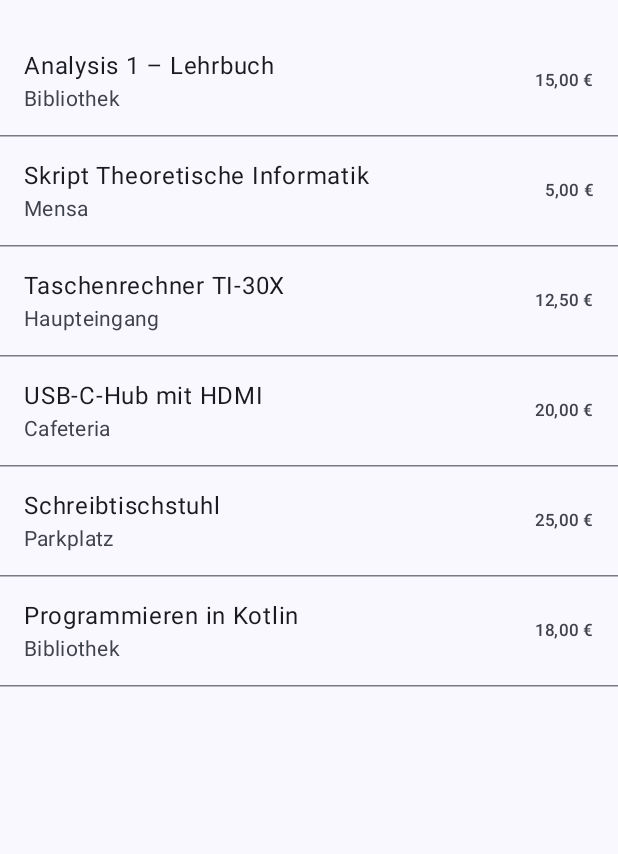
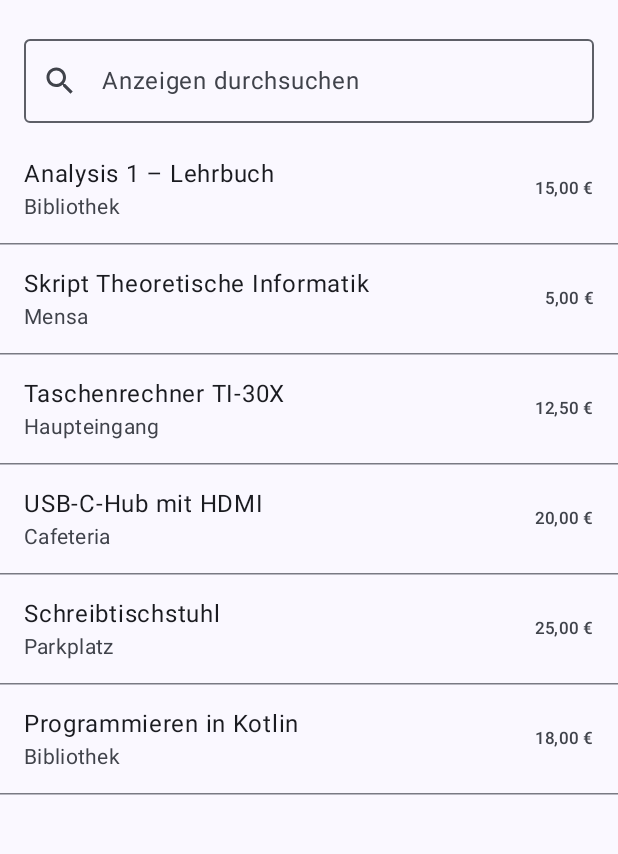
Before and after one commit to bennipauly/CampusMarket, an Android app built with Jetpack Compose: the screen it shows after launch (MainActivity), on a phone screen of 412 x 824 dp, the part 69-923 px from its top. Run offline under Robolectric (Android 15) with nearby library versions, the phone set to English and light mode, and no system bars; our stand-ins replace Room's generated code.

Commit message:
Suche in der Anzeigenliste mit JUnit-Tests

```diff
--- /dev/null
+++ b/app/src/main/java/com/example/campusmarket/logic/AdSearch.kt
@@ -0,0 +1,18 @@
+package com.example.campusmarket.logic
+
+import com.example.campusmarket.data.Ad
+
+// Reine Kotlin-Funktion ohne Android-Abhängigkeit, darum mit JUnit testbar.
+// Liefert alle Anzeigen, in deren Titel, Beschreibung oder Übergabeort der Suchtext vorkommt.
+// Groß-/Kleinschreibung ist egal. Ein leerer Suchtext liefert die ganze Liste.
+fun searchAds(ads: List<Ad>, query: String): List<Ad> {
+    val searchText = query.trim()
+    if (searchText.isEmpty()) {
+        return ads
+    }
+    return ads.filter { ad ->
+        ad.title.contains(searchText, ignoreCase = true) ||
+            ad.description.contains(searchText, ignoreCase = true) ||
+            ad.location.contains(searchText, ignoreCase = true)
+    }
+}
--- a/app/src/main/java/com/example/campusmarket/ui/adlist/AdListScreen.kt
+++ b/app/src/main/java/com/example/campusmarket/ui/adlist/AdListScreen.kt
@@ -5,14 +5,20 @@ import androidx.compose.foundation.layout.Arrangement
 import androidx.compose.foundation.layout.Box
 import androidx.compose.foundation.layout.Column
 import androidx.compose.foundation.layout.fillMaxSize
+import androidx.compose.foundation.layout.fillMaxWidth
 import androidx.compose.foundation.layout.padding
+import androidx.compose.foundation.text.KeyboardActions
+import androidx.compose.foundation.text.KeyboardOptions
 import androidx.compose.foundation.lazy.LazyColumn
 import androidx.compose.foundation.lazy.items
 import androidx.compose.material3.Button
 import androidx.compose.material3.CircularProgressIndicator
 import androidx.compose.material3.ExperimentalMaterial3Api
 import androidx.compose.material3.HorizontalDivider
+import androidx.compose.material3.Icon
+import androidx.compose.material3.IconButton
 import androidx.compose.material3.ListItem
+import androidx.compose.material3.OutlinedTextField
 import androidx.compose.material3.Scaffold
 import androidx.compose.material3.Text
 import androidx.compose.material3.TopAppBar
@@ -20,7 +26,10 @@ import androidx.compose.runtime.Composable
 import androidx.compose.runtime.getValue
 import androidx.compose.ui.Alignment
 import androidx.compose.ui.Modifier
+import androidx.compose.ui.platform.LocalFocusManager
+import androidx.compose.ui.res.painterResource
 import androidx.compose.ui.res.stringResource
+import androidx.compose.ui.text.input.ImeAction
 import androidx.compose.ui.tooling.preview.Preview
 import androidx.compose.ui.unit.dp
 import androidx.lifecycle.compose.collectAsStateWithLifecycle
@@ -40,7 +49,8 @@ fun AdListRoute(onAdClick: (Long) -> Unit) {
     AdListScreen(
         uiState = uiState,
         onAdClick = onAdClick,
-        onRetry = viewModel::loadAds
+        onRetry = viewModel::loadAds,
+        onQueryChange = viewModel::onQueryChange
     )
 }
 
@@ -50,7 +60,8 @@ fun AdListRoute(onAdClick: (Long) -> Unit) {
 fun AdListScreen(
     uiState: AdListUiState,
     onAdClick: (Long) -> Unit,
-    onRetry: () -> Unit
+    onRetry: () -> Unit,
+    onQueryChange: (String) -> Unit
 ) {
     Scaffold(
         topBar = { TopAppBar(title = { Text(stringResource(R.string.app_name)) }) }
@@ -61,10 +72,62 @@ fun AdListScreen(
         when {
             uiState.isLoading -> LoadingContent(contentModifier)
             uiState.hasError -> ErrorContent(onRetry, contentModifier)
-            uiState.ads.isEmpty() -> EmptyContent(contentModifier)
-            else -> AdListContent(uiState.ads, onAdClick, contentModifier)
+            uiState.ads.isEmpty() -> MessageContent(stringResource(R.string.ad_list_empty), contentModifier)
+            else -> ReadyContent(uiState, onAdClick, onQueryChange, contentModifier)
         }
     }
+}
+
+// Ready: Suchfeld oben, darunter die Treffer oder ein Hinweis, dass nichts passt.
+@Composable
+private fun ReadyContent(
+    uiState: AdListUiState,
+    onAdClick: (Long) -> Unit,
+    onQueryChange: (String) -> Unit,
+    modifier: Modifier
+) {
+    Column(modifier = modifier) {
+        SearchField(query = uiState.query, onQueryChange = onQueryChange)
+        val visibleAds = uiState.visibleAds
+        if (visibleAds.isEmpty()) {
+            MessageContent(
+                stringResource(R.string.ad_list_no_results, uiState.query.trim()),
+                Modifier.fillMaxSize()
+            )
+        } else {
+            AdListContent(visibleAds, onAdClick, Modifier.fillMaxSize())
+        }
+    }
+}
+
+@Composable
+private fun SearchField(query: String, onQueryChange: (String) -> Unit) {
+    // Nur zum Schließen der Tastatur, kein fachlicher State.
+    val focusManager = LocalFocusManager.current
+    OutlinedTextField(
+        value = query,
+        onValueChange = onQueryChange,
+        modifier = Modifier
+            .fillMaxWidth()
+            .padding(horizontal = 16.dp, vertical = 8.dp),
+        placeholder = { Text(stringResource(R.string.search_hint)) },
+        leadingIcon = { Icon(painterResource(R.drawable.ic_search), contentDescription = null) },
+        trailingIcon = {
+            // Das Kreuz erscheint nur, wenn etwas im Feld steht.
+            if (query.isNotEmpty()) {
+                IconButton(onClick = { onQueryChange("") }) {
+                    Icon(
+                        painterResource(R.drawable.ic_close),
+                        contentDescription = stringResource(R.string.search_clear)
+                    )
+                }
+            }
+        },
+        singleLine = true,
+        // Die Enter-Taste zeigt eine Lupe und schließt die Tastatur. Gesucht wird schon beim Tippen.
+        keyboardOptions = KeyboardOptions(imeAction = ImeAction.Search),
+        keyboardActions = KeyboardActions(onSearch = { focusManager.clearFocus() })
+    )
 }
 
 @Composable
@@ -88,10 +151,11 @@ private fun ErrorContent(onRetry: () -> Unit, modifier: Modifier) {
     }
 }
 
+// Zentrierter Hinweistext, z. B. für eine leere Liste oder keine Suchtreffer.
 @Composable
-private fun EmptyContent(modifier: Modifier) {
+private fun MessageContent(text: String, modifier: Modifier) {
     Box(modifier = modifier.padding(16.dp), contentAlignment = Alignment.Center) {
-        Text(stringResource(R.string.ad_list_empty))
+        Text(text)
     }
 }
 
@@ -125,7 +189,22 @@ private fun AdListScreenReadyPreview() {
         AdListScreen(
             uiState = AdListUiState(isLoading = false, ads = ads),
             onAdClick = {},
-            onRetry = {}
+            onRetry = {},
+            onQueryChange = {}
+        )
+    }
+}
+
+@Preview(showBackground = true)
+@Composable
+private fun AdListScreenNoResultsPreview() {
+    CampusMarketTheme {
+        val ads = sampleAds(now = 0L).mapIndexed { index, ad -> ad.copy(id = index + 1L) }
+        AdListScreen(
+            uiState = AdListUiState(isLoading = false, ads = ads, query = "Fahrrad"),
+            onAdClick = {},
+            onRetry = {},
+            onQueryChange = {}
         )
     }
 }
@@ -137,7 +216,8 @@ private fun AdListScreenErrorPreview() {
         AdListScreen(
             uiState = AdListUiState(isLoading = false, hasError = true),
             onAdClick = {},
-            onRetry = {}
+            onRetry = {},
+            onQueryChange = {}
         )
     }
 }
--- a/app/src/main/java/com/example/campusmarket/ui/adlist/AdListUiState.kt
+++ b/app/src/main/java/com/example/campusmarket/ui/adlist/AdListUiState.kt
@@ -1,11 +1,20 @@
 package com.example.campusmarket.ui.adlist
 
 import com.example.campusmarket.data.Ad
+import com.example.campusmarket.logic.searchAds
 
 // Alles, was der Listen-Screen anzeigen muss. Es gibt drei Zustände:
 // Loading (isLoading = true), Error (hasError = true) und Ready (die Liste in ads).
 data class AdListUiState(
     val isLoading: Boolean = true,
     val hasError: Boolean = false,
-    val ads: List<Ad> = emptyList()
-)
+    // Alle Anzeigen so, wie sie aus der Datenbank kommen.
+    val ads: List<Ad> = emptyList(),
+    // Text im Suchfeld.
+    val query: String = ""
+) {
+    // Die Anzeigen, die zur Suche passen. Wird aus ads und query berechnet und nicht
+    // extra gespeichert, damit beide Listen nie auseinanderlaufen können.
+    val visibleAds: List<Ad>
+        get() = searchAds(ads, query)
+}
--- a/app/src/main/java/com/example/campusmarket/ui/adlist/AdListViewModel.kt
+++ b/app/src/main/java/com/example/campusmarket/ui/adlist/AdListViewModel.kt
@@ -42,6 +42,12 @@ class AdListViewModel(private val repository: AdRepository) : ViewModel() {
         }
     }
 
+    // Wird bei jeder Eingabe im Suchfeld aufgerufen. Weil der Suchtext im UiState liegt,
+    // bleibt er bei einer Drehung erhalten.
+    fun onQueryChange(query: String) {
+        _uiState.update { it.copy(query = query) }
+    }
+
     companion object {
         // Baut den ViewModel mit dem Repository aus der Application-Klasse.
         val Factory = viewModelFactory {
--- /dev/null
+++ b/app/src/main/res/drawable/ic_close.xml
@@ -0,0 +1,11 @@
+<?xml version="1.0" encoding="utf-8"?>
+<!-- Kreuz aus den Material Icons. Die Farbe setzt das Compose-Icon selbst. -->
+<vector xmlns:android="http://schemas.android.com/apk/res/android"
+    android:width="24dp"
+    android:height="24dp"
+    android:viewportWidth="24"
+    android:viewportHeight="24">
+    <path
+        android:fillColor="@android:color/white"
+        android:pathData="M19,6.41L17.59,5 12,10.59 6.41,5 5,6.41 10.59,12 5,17.59 6.41,19 12,13.41 17.59,19 19,17.59 13.41,12z" />
+</vector>
--- /dev/null
+++ b/app/src/main/res/drawable/ic_search.xml
@@ -0,0 +1,11 @@
+<?xml version="1.0" encoding="utf-8"?>
+<!-- Lupe aus den Material Icons. Die Farbe setzt das Compose-Icon selbst. -->
+<vector xmlns:android="http://schemas.android.com/apk/res/android"
+    android:width="24dp"
+    android:height="24dp"
+    android:viewportWidth="24"
+    android:viewportHeight="24">
+    <path
+        android:fillColor="@android:color/white"
+        android:pathData="M15.5,14h-0.79l-0.28,-0.27C15.41,12.59 16,11.11 16,9.5 16,5.91 13.09,3 9.5,3S3,5.91 3,9.5 5.91,16 9.5,16c1.61,0 3.09,-0.59 4.23,-1.57l0.27,0.28v0.79l5,4.99L20.49,19l-4.99,-5zM9.5,14C7.01,14 5,11.99 5,9.5S7.01,5 9.5,5 14,7.01 14,9.5 11.99,14 9.5,14z" />
+</vector>
--- a/app/src/main/res/values/strings.xml
+++ b/app/src/main/res/values/strings.xml
@@ -4,6 +4,9 @@
     <string name="retry">Erneut versuchen</string>
     <string name="ad_list_error">Die Anzeigen konnten nicht geladen werden.</string>
     <string name="ad_list_empty">Noch keine Anzeigen vorhanden.</string>
+    <string name="search_hint">Anzeigen durchsuchen</string>
+    <string name="search_clear">Suche löschen</string>
+    <string name="ad_list_no_results">Keine Treffer für „%1$s“.</string>
     <string name="ad_detail_title">Details</string>
     <string name="ad_detail_placeholder">Anzeige Nr. %1$d</string>
 </resources>
```
Also changed, not shown: 2 other files.
